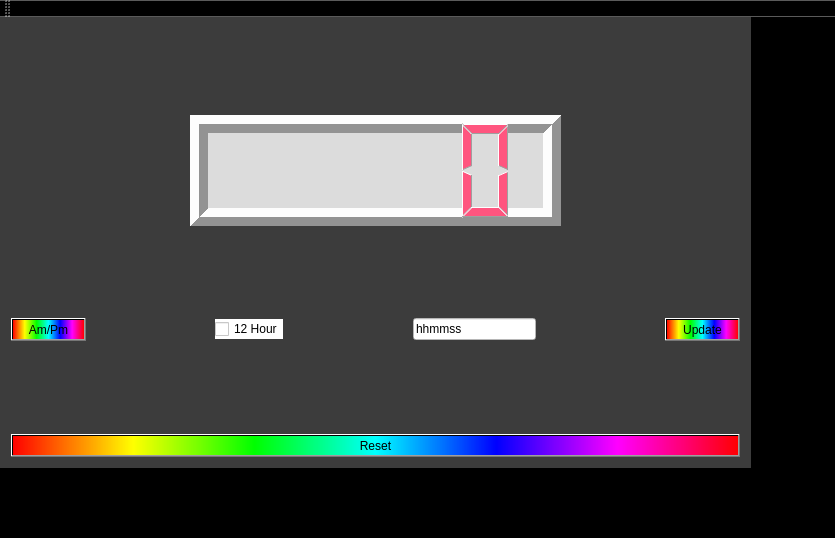
The window that WorkingClock/mainwindow.ui (jdrahoz/Clock) describes before a commit, drawn with Qt 5.
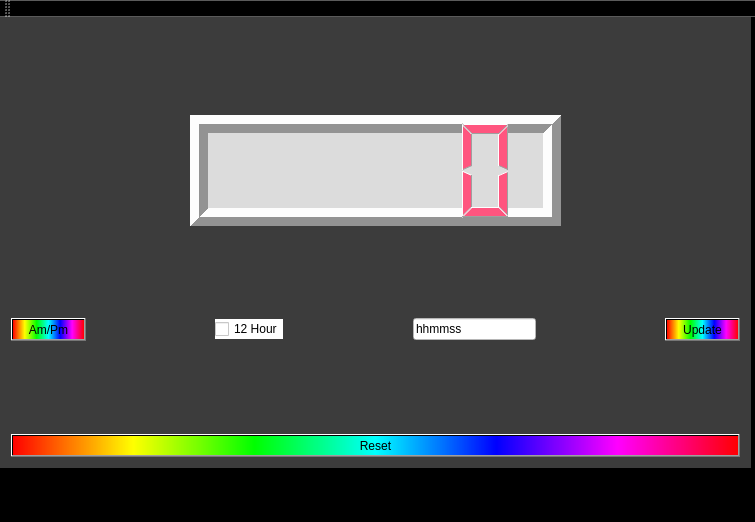
The same window after the commit.

```diff
--- a/WorkingClock/mainwindow.ui
+++ b/WorkingClock/mainwindow.ui
@@ -6,8 +6,8 @@
    <rect>
     <x>0</x>
     <y>0</y>
-    <width>835</width>
-    <height>538</height>
+    <width>755</width>
+    <height>522</height>
    </rect>
   </property>
   <property name="maximumSize">
```
Left out of the diff: 8 changed lines with no effect on the pictures.
